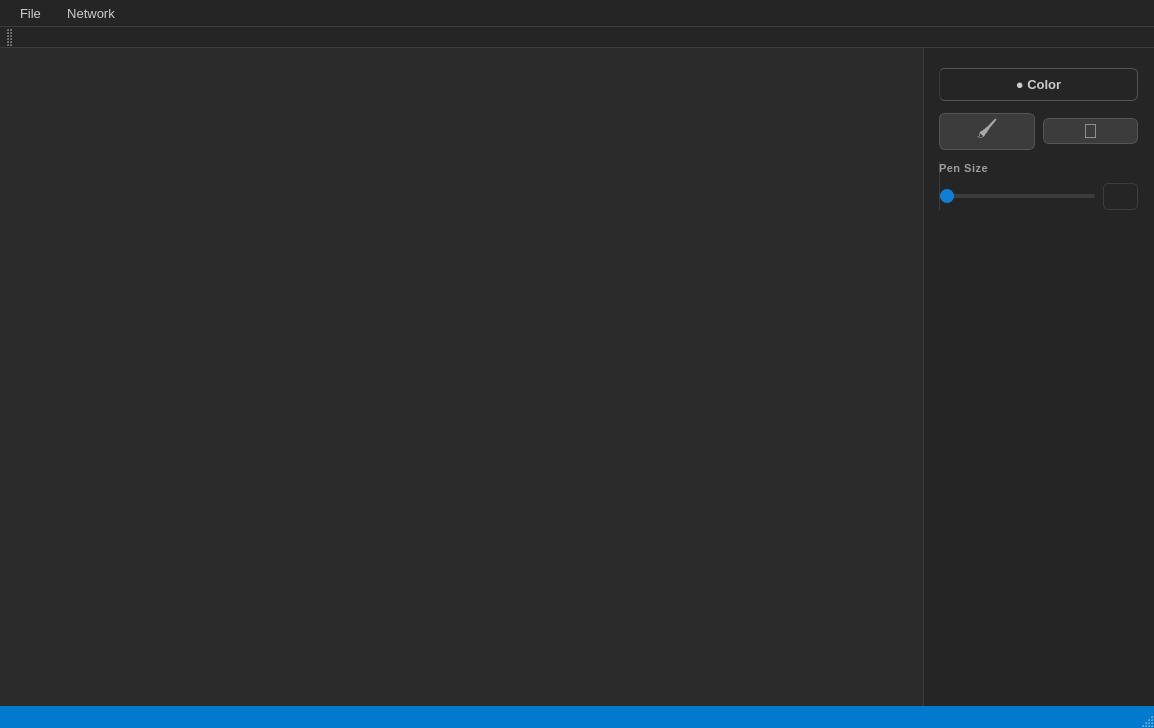
moonsunghyo/C-_project, file ClientProgram/PaintBoardForLecture/mainwindow.ui: the form before one commit.
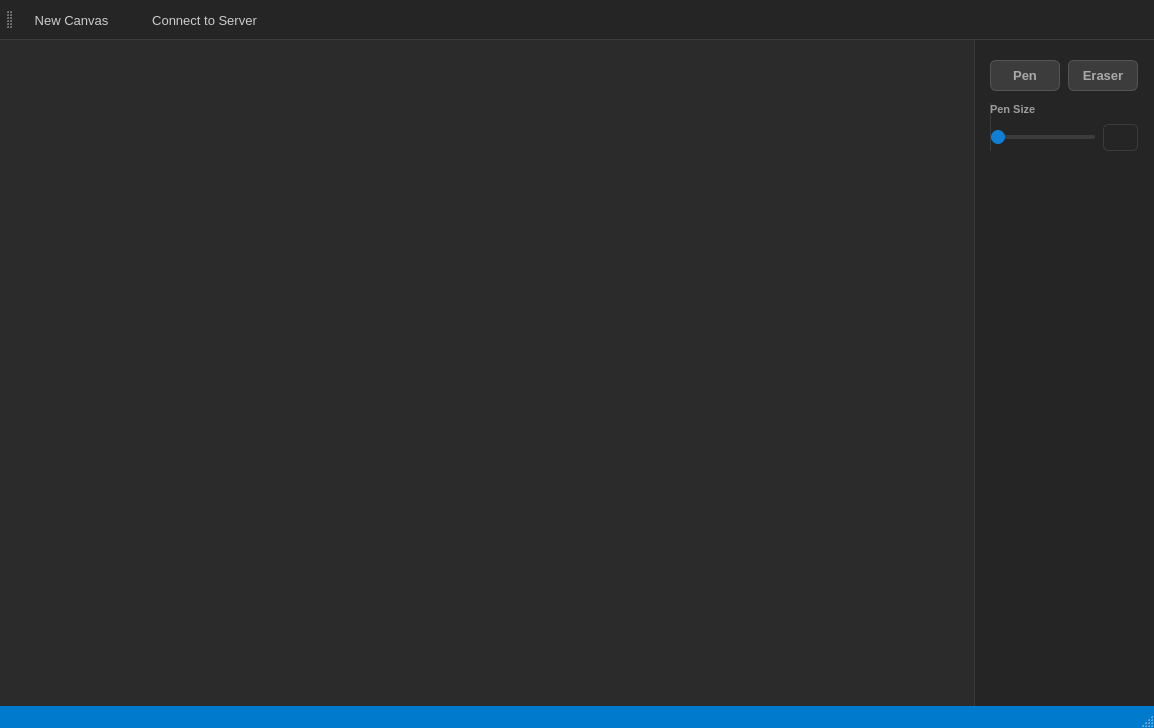
The form after the commit.

Diff of the .ui file:
```diff
--- a/ClientProgram/PaintBoardForLecture/mainwindow.ui
+++ b/ClientProgram/PaintBoardForLecture/mainwindow.ui
@@ -23,11 +23,6 @@
     background-color: #1e1e1e;
 }
 
-/* ── Side Panel ── */
-QWidget#horizontalLayoutWidget {
-    background-color: #1e1e1e;
-}
-
 /* ── Menu ── */
 QMenuBar {
     background-color: #252526;
@@ -89,32 +84,11 @@
     color: #ffffff;
 }
 
-/* ── Color Picker Button ── */
-QPushButton#colorPickerButton {
-    background-color: #3c3c3c;
-    color: #cccccc;
-    border: 1px solid #555555;
-    border-radius: 6px;
-    padding: 8px 0px;
-    font-size: 13px;
-    font-weight: 600;
-}
-QPushButton#colorPickerButton:hover {
-    background-color: #4a4a4a;
-    border-color: #6a6a6a;
-    color: #ffffff;
-}
-QPushButton#colorPickerButton:pressed {
-    background-color: #2a2a2a;
-}
-
 /* ── Labels ── */
 QLabel {
     color: #9d9d9d;
-    font-size: 11px;
+    font-size: 8pt;
     font-weight: 600;
-    letter-spacing: 0.5px;
-    text-transform: uppercase;
 }
 
 /* ── Slider ── */
@@ -161,16 +135,7 @@
    </string>
   </property>
   <widget class="QWidget" name="centralwidget">
-   <widget class="QWidget" name="horizontalLayoutWidget">
-    <property name="geometry">
-     <rect>
-      <x>0</x>
-      <y>0</y>
-      <width>1154</width>
-      <height>660</height>
-     </rect>
-    </property>
-    <layout class="QHBoxLayout" name="horizontalLayout" stretch="8,2">
+   <layout class="QHBoxLayout" name="horizontalLayout" stretch="1,0">
      <property name="spacing">
       <number>0</number>
      </property>
@@ -195,6 +160,18 @@
      </item>
      <item>
       <widget class="QWidget" name="sidePanelWidget" native="true">
+       <property name="minimumSize">
+        <size>
+         <width>180</width>
+         <height>0</height>
+        </size>
+       </property>
+       <property name="maximumSize">
+        <size>
+         <width>180</width>
+         <height>16777215</height>
+        </size>
+       </property>
        <property name="styleSheet">
         <string notr="true">
 QWidget {
@@ -219,13 +196,6 @@
         <property name="bottomMargin">
          <number>20</number>
         </property>
-        <item>
-         <widget class="QPushButton" name="colorPickerButton">
-          <property name="text">
-           <string>● Color</string>
-          </property>
-         </widget>
-        </item>
         <item>
          <layout class="QHBoxLayout" name="toolButtonArea">
           <property name="spacing">
@@ -240,8 +210,9 @@
     color: #aaaaaa;
     border: 1px solid #555555;
     border-radius: 6px;
-    font-size: 20px;
-    font-weight: 300;
+    font-size: 13px;
+    font-weight: 600;
+    padding: 7px 0;
 }
 QPushButton:hover {
     background-color: #4a4a4a;
@@ -256,7 +227,7 @@
              </string>
             </property>
             <property name="text">
-             <string>🖌️</string>
+             <string>Pen</string>
             </property>
             <property name="checkable">
              <bool>true</bool>
@@ -272,8 +243,9 @@
     color: #aaaaaa;
     border: 1px solid #555555;
     border-radius: 6px;
-    font-size: 20px;
-    font-weight: 300;
+    font-size: 13px;
+    font-weight: 600;
+    padding: 7px 0;
 }
 QPushButton:hover {
     background-color: #4a4a4a;
@@ -288,7 +260,7 @@
              </string>
             </property>
             <property name="text">
-             <string>🧽</string>
+             <string>Eraser</string>
             </property>
             <property name="checkable">
              <bool>true</bool>
@@ -363,31 +335,6 @@
       </widget>
      </item>
     </layout>
-   </widget>
-  </widget>
-  <widget class="QMenuBar" name="menubar">
-   <property name="geometry">
-    <rect>
-     <x>0</x>
-     <y>0</y>
-     <width>1154</width>
-     <height>30</height>
-    </rect>
-   </property>
-   <widget class="QMenu" name="menuFile">
-    <property name="title">
-     <string>File</string>
-    </property>
-    <addaction name="actionNew_Canvas"/>
-   </widget>
-   <widget class="QMenu" name="menuNetwork">
-    <property name="title">
-     <string>Network</string>
-    </property>
-    <addaction name="actionConnet_to_Server"/>
-   </widget>
-   <addaction name="menuFile"/>
-   <addaction name="menuNetwork"/>
   </widget>
   <widget class="QStatusBar" name="statusbar"/>
   <widget class="QToolBar" name="toolBar">
@@ -400,6 +347,8 @@
    <attribute name="toolBarBreak">
     <bool>false</bool>
    </attribute>
+   <addaction name="actionNew_Canvas"/>
+   <addaction name="actionConnet_to_Server"/>
   </widget>
   <action name="actionNew_Canvas">
    <property name="text">
@@ -424,7 +373,7 @@
   </action>
   <action name="actionConnet_to_Server">
    <property name="text">
-    <string>Connet to Server</string>
+    <string>Connect to Server</string>
    </property>
   </action>
  </widget>
```
